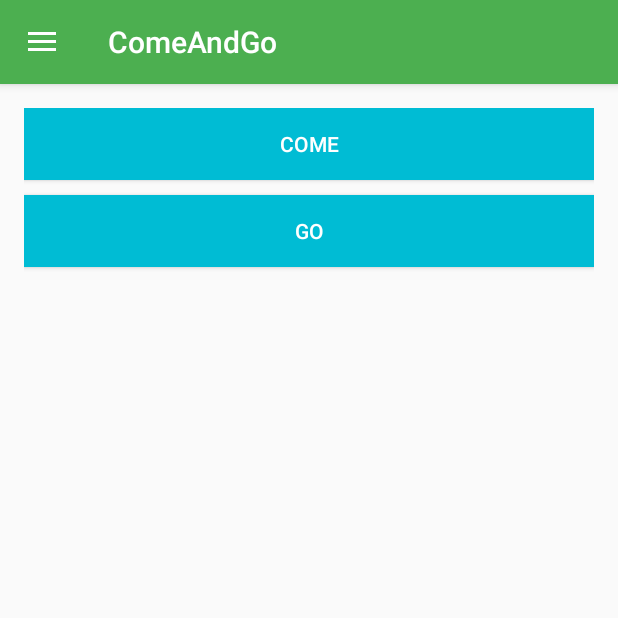
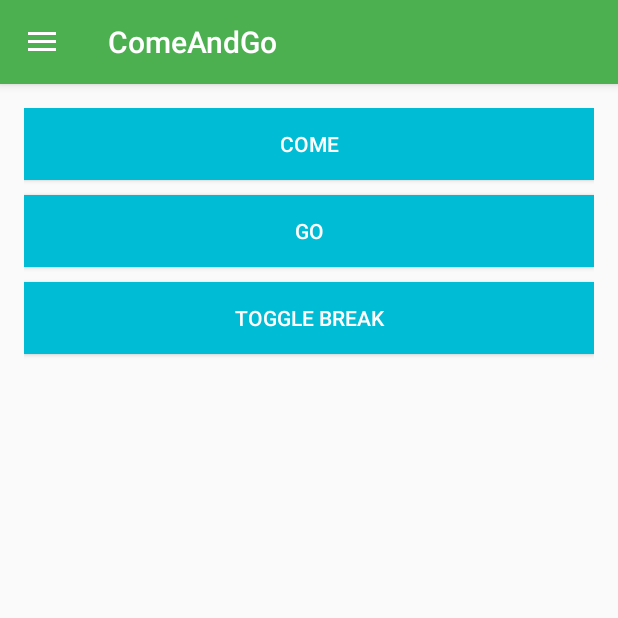
Before and after one commit to peerdavid/ComeAndGo, an Android app: the screen it shows after launch (MainActivity), after a tap on "GO", on a phone screen of 412 x 824 dp, the top half of it. Run offline under Robolectric (Android 15) with nearby library versions, the light colour scheme and no system bars.

Commit message:
Come, go and toggle break are working

```diff
--- a/android/mobile/src/main/java/tirol/comeandgo/MainActivity.java
+++ b/android/mobile/src/main/java/tirol/comeandgo/MainActivity.java
@@ -19,6 +19,7 @@ public class MainActivity extends AppCompatActivity
 
     private Button mBtnCome;
     private Button mBtnGo;
+    private Button mBtnBreak;
     private CommunicationWrapper mCommunicationWrapper;
 
     @Override
@@ -54,6 +55,16 @@ public class MainActivity extends AppCompatActivity
                     @Override
                     public void onClick(View v) {
                         mCommunicationWrapper.go();
+                    }
+                }
+        );
+
+        mBtnBreak = (Button) findViewById(R.id.btnBreak);
+        mBtnBreak.setOnClickListener(
+                new View.OnClickListener() {
+                    @Override
+                    public void onClick(View v) {
+                        mCommunicationWrapper.toggleBreak();
                     }
                 }
         );
--- a/android/mobile/src/main/java/tirol/comeandgo/business/CommunicationWrapper.java
+++ b/android/mobile/src/main/java/tirol/comeandgo/business/CommunicationWrapper.java
@@ -32,6 +32,20 @@ public class CommunicationWrapper {
 
 
     public void come(){
+        runUseCase("come");
+    }
+
+    public void go(){
+        runUseCase("go");
+    }
+
+
+    public void toggleBreak(){
+        runUseCase("pause");
+    }
+
+
+    private void runUseCase(final String useCase) {
         new Thread(new Runnable() {
             @Override
             public void run() {
@@ -39,30 +53,8 @@ public class CommunicationWrapper {
                     int response = login("admin", "admin");
                     Log.d("tirol.comeandgo.app", "The login response is: " + response);
 
-                    response = sendHttpRequest("GET", "come");
-                    Log.d("tirol.comeandgo.app", "The come response is: " + response);
-
-                    response = sendHttpRequest("POST", "logout");
-                    Log.d("tirol.comeandgo.app", "The logout response is: " + response);
-
-                } catch (Exception e) {
-                    e.printStackTrace();
-                }
-            }
-        }).start();
-    }
-
-
-    public void go(){
-        new Thread(new Runnable() {
-            @Override
-            public void run() {
-                try {
-                    int response = login("admin", "admin");
-                    Log.d("tirol.comeandgo.app", "The login response is: " + response);
-
-                    response = sendHttpRequest("GET", "go");
-                    Log.d("tirol.comeandgo.app", "The go response is: " + response);
+                    response = sendHttpRequest("GET", useCase);
+                    Log.d("tirol.comeandgo.app", "The " + useCase + " response is: " + response);
 
                     response = sendHttpRequest("POST", "logout");
                     Log.d("tirol.comeandgo.app", "The logout response is: " + response);
--- a/android/mobile/src/main/res/layout/content_main.xml
+++ b/android/mobile/src/main/res/layout/content_main.xml
@@ -27,4 +27,13 @@
         android:textColor="@color/textColor"
         android:layout_width="match_parent"
         android:layout_height="wrap_content" />
+
+    <Button android:id="@+id/btnBreak"
+        android:layout_below="@+id/btnGo"
+        android:layout_marginTop="10dp"
+        android:text="Toggle Break"
+        android:background="@color/colorAccent"
+        android:textColor="@color/textColor"
+        android:layout_width="match_parent"
+        android:layout_height="wrap_content" />
 </RelativeLayout>
```
